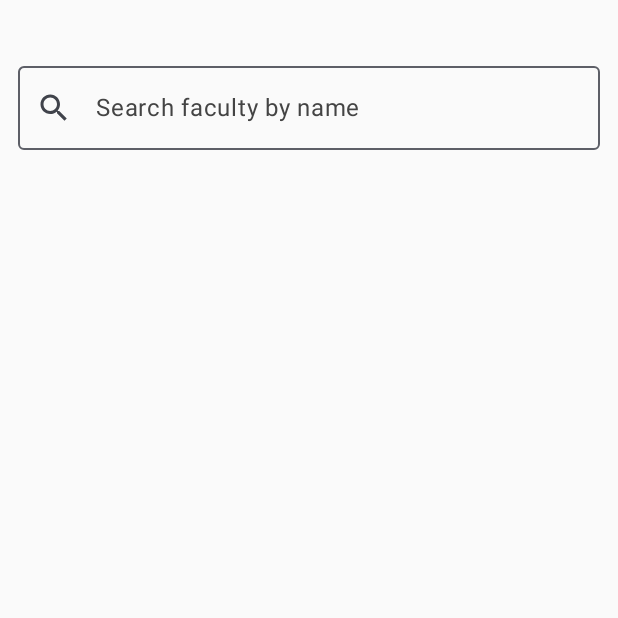
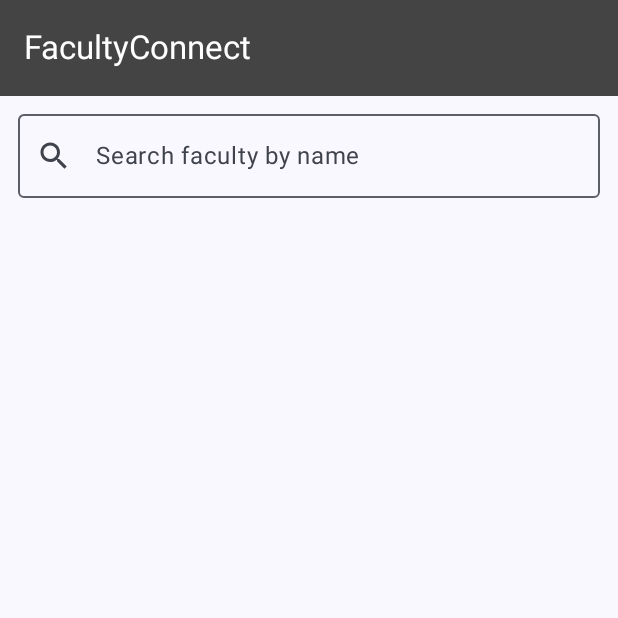
Before and after one commit to BinayakShome/FacultyConnect, an Android app built with Jetpack Compose: the HomeScreen screen opened through its navigation route, on a phone screen of 412 x 824 dp, the top half of it. Run offline under Robolectric (Android 15) with nearby library versions, the phone set to English and light mode, and no system bars; our stand-ins replace Firebase (no records; nobody signed in at launch, a user with empty details on screens opened directly).

Commit message:
Bug Fixes

```diff
--- a/app/src/main/java/com/example/facultyconnect/MainActivity.kt
+++ b/app/src/main/java/com/example/facultyconnect/MainActivity.kt
@@ -14,23 +14,20 @@ import com.example.facultyconnect.vm.FacultyViewModel
 class MainActivity : ComponentActivity() {
     override fun onCreate(savedInstanceState: Bundle?) {
         super.onCreate(savedInstanceState)
-        enableEdgeToEdge() // Optional, for full screen layout
+        enableEdgeToEdge()
 
         setContent {
             FacultyConnectTheme {
-                // Provide a NavController
                 val navController = rememberNavController()
-
-                // Optional: Provide your FacultyViewModel
+                // create the ViewModel once, tied to the Activity
                 val facultyViewModel: FacultyViewModel = viewModel()
 
-                // Set up the NavHost
                 NavHost(
                     navController = navController,
                     startDestination = "main"
                 ) {
-                    // Main Navigation Graph
-                    mainNavGraph(navController)
+                    // Pass the SAME ViewModel instance into the nav graph
+                    mainNavGraph(navController, facultyViewModel)
                 }
             }
         }
--- a/app/src/main/java/com/example/facultyconnect/navigation/AppScreen.kt
+++ b/app/src/main/java/com/example/facultyconnect/navigation/AppScreen.kt
@@ -4,6 +4,6 @@ sealed class Screen(val route: String)
 {
     object HomeScreen : Screen("home_screen")
     object DetailScreen : Screen("detail_screen/{facultyId}") {
-        fun createRoute(id: String) = "detail_screen/$id"
+        fun createRoute(facultyId: String) = "detail_screen/$facultyId"
     }
 }
--- a/app/src/main/java/com/example/facultyconnect/navigation/NavGraph.kt
+++ b/app/src/main/java/com/example/facultyconnect/navigation/NavGraph.kt
@@ -1,5 +1,6 @@
 package com.example.facultyconnect.navigation
 
+import android.annotation.SuppressLint
 import androidx.lifecycle.viewmodel.compose.viewModel
 import androidx.navigation.NavController
 import androidx.navigation.NavGraphBuilder
@@ -11,20 +12,19 @@ import com.example.facultyconnect.views.DetailScreen
 import com.example.facultyconnect.views.HomeScreen
 import com.example.facultyconnect.vm.FacultyViewModel
 
-fun NavGraphBuilder.mainNavGraph(navController: NavController) {
+@SuppressLint("UnrememberedGetBackStackEntry")
+fun NavGraphBuilder.mainNavGraph(
+    navController: NavController,
+    facultyViewModel: FacultyViewModel
+) {
 
     navigation(
         startDestination = Screen.HomeScreen.route,
         route = "main"
     ) {
-
         composable(Screen.HomeScreen.route) {
-            val facultyViewModel: FacultyViewModel = viewModel()
             HomeScreen(
                 navController = navController,
-                onFacultyClick = { facultyId ->
-                    navController.navigate("detail_screen/$facultyId")
-                },
                 facultyViewModel = facultyViewModel
             )
         }
@@ -32,11 +32,11 @@ fun NavGraphBuilder.mainNavGraph(navController: NavController) {
         composable(
             route = "detail_screen/{facultyId}",
             arguments = listOf(navArgument("facultyId") { type = NavType.StringType })
-        ) {
-            val facultyViewModel: FacultyViewModel = viewModel()
+        ) { backStackEntry ->
+            val id = backStackEntry.arguments?.getString("facultyId") ?: ""
             DetailScreen(
                 navController = navController,
-                facultyId = it.arguments?.getString("facultyId") ?: "",
+                facultyId = id,
                 facultyViewModel = facultyViewModel
             )
         }
--- a/app/src/main/java/com/example/facultyconnect/views/HomeScreen.kt
+++ b/app/src/main/java/com/example/facultyconnect/views/HomeScreen.kt
@@ -1,23 +1,28 @@
 package com.example.facultyconnect.views
 
+import android.util.Log
 import androidx.compose.foundation.layout.Arrangement
 import androidx.compose.foundation.layout.Column
-import androidx.compose.foundation.layout.Spacer
+import androidx.compose.foundation.layout.Row
 import androidx.compose.foundation.layout.fillMaxSize
 import androidx.compose.foundation.layout.fillMaxWidth
-import androidx.compose.foundation.layout.height
 import androidx.compose.foundation.layout.padding
 import androidx.compose.foundation.lazy.LazyColumn
 import androidx.compose.foundation.lazy.items
+import androidx.compose.foundation.shape.RoundedCornerShape
 import androidx.compose.material.icons.Icons
 import androidx.compose.material.icons.filled.Search
 import androidx.compose.material3.Button
 import androidx.compose.material3.Card
 import androidx.compose.material3.CardDefaults
+import androidx.compose.material3.ExperimentalMaterial3Api
 import androidx.compose.material3.Icon
 import androidx.compose.material3.MaterialTheme
 import androidx.compose.material3.OutlinedTextField
+import androidx.compose.material3.Scaffold
 import androidx.compose.material3.Text
+import androidx.compose.material3.TopAppBar
+import androidx.compose.material3.TopAppBarDefaults
 import androidx.compose.runtime.Composable
 import androidx.compose.runtime.LaunchedEffect
 import androidx.compose.runtime.collectAsState
@@ -30,15 +35,16 @@ import androidx.compose.ui.Modifier
 import androidx.compose.ui.graphics.Color
 import androidx.compose.ui.platform.LocalContext
 import androidx.compose.ui.text.TextStyle
+import androidx.compose.ui.text.style.TextOverflow
 import androidx.compose.ui.unit.dp
 import androidx.navigation.NavController
 import com.example.facultyconnect.navigation.Screen
 import com.example.facultyconnect.vm.FacultyViewModel
 
+@OptIn(ExperimentalMaterial3Api::class, ExperimentalMaterial3Api::class)
 @Composable
 fun HomeScreen(
     navController: NavController,
-    onFacultyClick: (String) -> Unit,
     facultyViewModel: FacultyViewModel
 ) {
     val context = LocalContext.current
@@ -47,74 +53,92 @@ fun HomeScreen(
 
     var searchQuery by remember { mutableStateOf("") }
 
-    LaunchedEffect(Unit) {
+    // Fetch data only once
+    LaunchedEffect(true) {
         facultyViewModel.fetchFaculty(context)
     }
 
-    // Filter faculty list based on search query
-    val filteredList = if (searchQuery.isEmpty()) {
-        facultyList
-    } else {
-        facultyList.filter { it.Name.contains(searchQuery, ignoreCase = true) }
+    val filteredList = facultyList.filter {
+        it.Name.contains(searchQuery, ignoreCase = true)
     }
 
-    Column(modifier = Modifier.fillMaxSize().padding(top = 32.dp, bottom = 32.dp)) {
+    Scaffold(
+        topBar = {
+            TopAppBar(
+                title = { Text("FacultyConnect") },
+                colors = TopAppBarDefaults.topAppBarColors(
+                    containerColor = Color.DarkGray,
+                    titleContentColor = Color.White
+                )
+            )
+        }
+    ) { innerPadding ->
 
-        // Search Box
+        Column(
+            modifier = Modifier
+                .padding(innerPadding)
+                .fillMaxSize()
+        ) {
+
+            // 🔍 Search input
             OutlinedTextField(
                 value = searchQuery,
                 onValueChange = { searchQuery = it },
                 modifier = Modifier
                     .fillMaxWidth()
                     .padding(12.dp),
-            placeholder = { Text("Search faculty by name", color = Color.DarkGray) },
+                placeholder = { Text("Search faculty by name") },
+                leadingIcon = { Icon(Icons.Default.Search, contentDescription = "Search") },
                 singleLine = true,
-            leadingIcon = { Icon(Icons.Default.Search, contentDescription = "Search") },
-            textStyle = TextStyle(color = Color.Black)
+                //textStyle = TextStyle(color = Color.White)
             )
 
-        when {
-            else -> {
             LazyColumn(
                 modifier = Modifier
                     .fillMaxSize()
-                        .padding(12.dp),
-                    verticalArrangement = Arrangement.spacedBy(12.dp)
+                    .padding(horizontal = 12.dp),
+                verticalArrangement = Arrangement.spacedBy(8.dp)
             ) {
+
                 items(filteredList) { faculty ->
 
                     Card(
+                        shape = RoundedCornerShape(12.dp),
                         modifier = Modifier.fillMaxWidth(),
-                            elevation = CardDefaults.cardElevation(4.dp)
+                        elevation = CardDefaults.cardElevation(defaultElevation = 4.dp)
                     ) {
-                            Column(
-                                Modifier
+                        Row(
+                            modifier = Modifier
                                 .fillMaxWidth()
-                                    .padding(16.dp)
+                                .padding(16.dp),
+                            horizontalArrangement = Arrangement.SpaceBetween,
+                            verticalAlignment = Alignment.CenterVertically
                         ) {
+
                             Text(
                                 text = faculty.Name,
-                                    style = MaterialTheme.typography.titleMedium
+                                style = MaterialTheme.typography.titleMedium,
+                                maxLines = 2,                 // ⬅ Allows wrapping on long names
+                                overflow = TextOverflow.Ellipsis,
+                                modifier = Modifier
+                                    .weight(1f)               // ⬅ Ensures text takes remaining space
+                                    .padding(end = 12.dp)      // Space between text & button
                             )
-
-                                Spacer(modifier = Modifier.height(10.dp))
 
                             Button(
                                 onClick = {
-                                        onFacultyClick(faculty.SI_No)
-                                        navController.navigate(
-                                            Screen.DetailScreen.createRoute(faculty.SI_No)
-                                        )
-                                    },
-                                    modifier = Modifier.align(Alignment.End)
+                                    val id = faculty.Sl_No
+                                    navController.navigate(Screen.DetailScreen.createRoute(id.toString()))
+                                    Log.d("HomeScreen", "Navigating with Faculty ID: ${faculty.Sl_No}")
+                                }
                             ) {
-                                    Text(text = "Show Details")
+                                Text("Details")
+                            }
+                        }
+                    }
+
                 }
             }
         }
     }
 }
-            }
-        }
-    }
-}
--- a/app/src/main/java/com/example/facultyconnect/vm/FacultyVM.kt
+++ b/app/src/main/java/com/example/facultyconnect/vm/FacultyVM.kt
@@ -37,6 +37,6 @@ class FacultyViewModel : ViewModel() {
 
     fun getFacultyById(id: String): Faculty? {
         Log.d("FacultyVM", "Searching for faculty with ID: $id")
-        return _facultyList.value.firstOrNull { it.SI_No == id }
+        return _facultyList.value.firstOrNull { it.Sl_No.toString() == id }
     }
 }
```
Also changed, not shown: app/src/main/java/com/example/facultyconnect/data/Faculty.kt (+5 -10 lines), app/src/main/java/com/example/facultyconnect/views/DetailScreen.kt (+115 -64 lines). Lines whose indentation alone changed are shown as unchanged.
